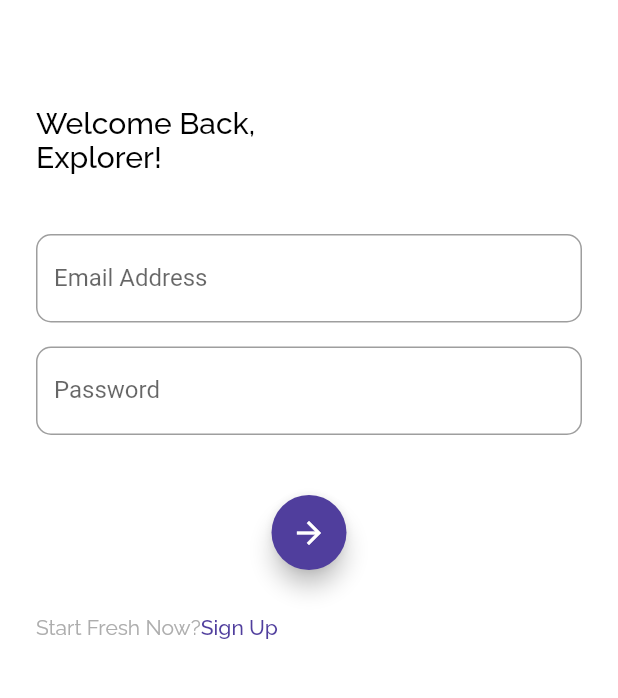
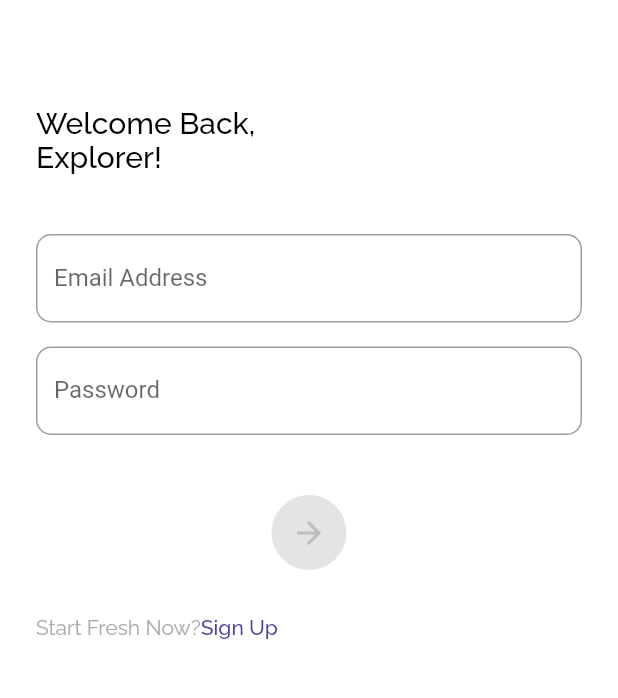
Before and after one commit to adamprabowo/bwa_flutix, a Flutter app: the SignInPage screen opened directly, on a phone screen of 412 x 824 dp, the part 150-848 px from its top. Run offline on Flutter 3.47's test engine with Material 2 defaults, Android fonts, the phone set to English and light mode, and no system bars; our stand-ins replace bloc, cloud_firestore, email_validator, equatable, firebase_auth, flushbar and 3 more; accounts and stored records are empty.

Commit message:
Login Part 2

```diff
--- a/lib/services/auth_services.dart
+++ b/lib/services/auth_services.dart
@@ -25,7 +25,7 @@ class AuthServices {
       await UserServices.updateUser(user);
       return SignInSignUpResult(user: user);
     } catch (e) {
-      return SignInSignUpResult(message: e.toString().split(',')[1]);
+      return SignInSignUpResult(message: e.toString().split(',')[1].trim());
     }
   }
 
@@ -38,7 +38,7 @@ class AuthServices {
       User user = await result.user.fromFirestore();
       return SignInSignUpResult(user: user);
     } catch (e) {
-      return SignInSignUpResult(message: e.toString().split(',')[1]);
+      return SignInSignUpResult(message: e.toString().split(',')[1].trim());
     }
   }
 
--- a/lib/ui/pages/pages.dart
+++ b/lib/ui/pages/pages.dart
@@ -1,8 +1,11 @@
 import 'package:bwa_flutix/bloc/blocs.dart';
 import 'package:bwa_flutix/services/services.dart';
 import 'package:bwa_flutix/shared/shared.dart';
+import 'package:email_validator/email_validator.dart';
 import 'package:firebase_auth/firebase_auth.dart';
+import 'package:flushbar/flushbar.dart';
 import 'package:flutter/material.dart';
+import 'package:flutter_spinkit/flutter_spinkit.dart';
 import 'package:provider/provider.dart';
 import 'package:flutter_bloc/flutter_bloc.dart';
 
--- a/lib/ui/pages/sign_in_page.dart
+++ b/lib/ui/pages/sign_in_page.dart
@@ -6,7 +6,7 @@ class SignInPage extends StatefulWidget {
 }
 
 class _SignInPageState extends State<SignInPage> {
-  TextEditingController emailContrller = TextEditingController();
+  TextEditingController emailController = TextEditingController();
   TextEditingController passwordController = TextEditingController();
 
   bool isEmailValid = false;
@@ -18,7 +18,12 @@ class _SignInPageState extends State<SignInPage> {
     context
         .bloc<ThemeBloc>()
         .add(ChangeTheme(ThemeData().copyWith(primaryColor: accentColor2)));
-    return Scaffold(
+    return WillPopScope(
+      onWillPop: () {
+        context.bloc<PageBloc>().add(GoToSplashPage());
+        return;
+      },
+      child: Scaffold(
         backgroundColor: Colors.white,
         body: Container(
           margin: EdgeInsets.symmetric(horizontal: defaultMargin),
@@ -43,7 +48,12 @@ class _SignInPageState extends State<SignInPage> {
                     ),
                   ),
                   TextField(
-                  controller: emailContrller,
+                    onChanged: (text) {
+                      setState(() {
+                        isEmailValid = EmailValidator.validate(text);
+                      });
+                    },
+                    controller: emailController,
                     decoration: InputDecoration(
                         border: OutlineInputBorder(
                           borderRadius: BorderRadius.circular(10),
@@ -55,7 +65,13 @@ class _SignInPageState extends State<SignInPage> {
                     height: 16,
                   ),
                   TextField(
+                    onChanged: (text) {
+                      setState(() {
+                        isPasswordValid = text.length >= 6;
+                      });
+                    },
                     controller: passwordController,
+                    obscureText: true,
                     decoration: InputDecoration(
                         border: OutlineInputBorder(
                           borderRadius: BorderRadius.circular(10),
@@ -68,17 +84,55 @@ class _SignInPageState extends State<SignInPage> {
                       width: 50,
                       height: 50,
                       margin: EdgeInsets.only(top: 40, bottom: 30),
-                    child: FloatingActionButton(
-                        child: Icon(Icons.arrow_forward),
-                        backgroundColor: mainColor,
-                        onPressed: () {}),
+                      child: isSigningIn
+                          ? SpinKitFadingCircle(
+                              color: mainColor,
+                            )
+                          : FloatingActionButton(
+                              elevation: 0,
+                              child: Icon(
+                                Icons.arrow_forward,
+                                color: isEmailValid && isPasswordValid
+                                    ? Colors.white
+                                    : Color(0xFFBEBEBE),
+                              ),
+                              backgroundColor: isEmailValid && isPasswordValid
+                                  ? mainColor
+                                  : Color(0xFFE4E4E4),
+                              onPressed: isEmailValid && isPasswordValid
+                                  ? () async {
+                                      setState(() {
+                                        isSigningIn = true;
+                                      });
+
+                                      SignInSignUpResult result =
+                                          await AuthServices.signIn(
+                                              emailController.text,
+                                              passwordController.text);
+
+                                      if (result.user == null) {
+                                        setState(() {
+                                          isSigningIn = false;
+                                        });
+
+                                        Flushbar(
+                                          duration: Duration(seconds: 4),
+                                          flushbarPosition:
+                                              FlushbarPosition.TOP,
+                                          backgroundColor: Color(0xFFFF5C83),
+                                          message: result.message,
+                                        )..show(context);
+                                      }
+                                    }
+                                  : null),
                     ),
                   ),
                   Row(
                     children: <Widget>[
                       Text(
                         "Start Fresh Now?",
-                      style: greyTextFont.copyWith(fontWeight: FontWeight.w400),
+                        style:
+                            greyTextFont.copyWith(fontWeight: FontWeight.w400),
                       ),
                       Text(
                         "Sign Up",
@@ -91,6 +145,7 @@ class _SignInPageState extends State<SignInPage> {
             ],
           ),
         ),
+      ),
     );
   }
 }
--- a/pubspec.yaml
+++ b/pubspec.yaml
@@ -34,6 +34,9 @@ dependencies:
   provider: ^4.3.1
   flutter_bloc: ^6.0.1
   google_fonts: ^1.1.0
+  email_validator: ^1.0.5
+  flushbar: ^1.10.4
+  flutter_spinkit: ^4.1.2+1
 
 dev_dependencies:
   flutter_test:
```
Also changed, not shown: pubspec.lock. Lines whose indentation alone changed are shown as unchanged.
